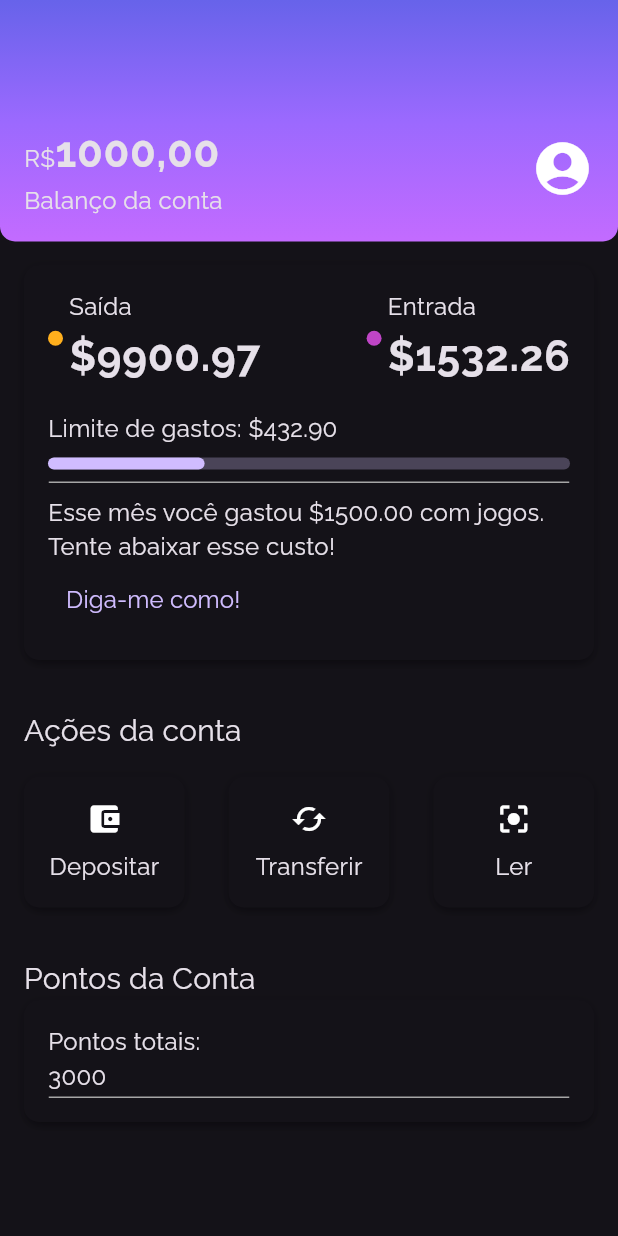
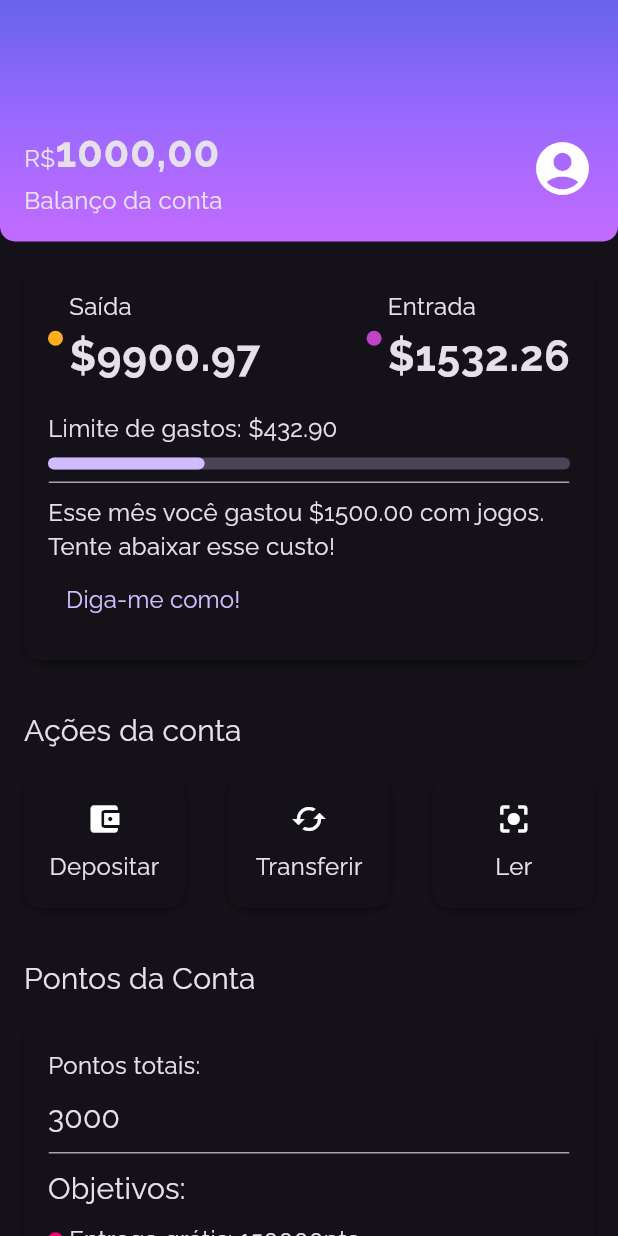
Before and after one commit to SamuelVitorCarvalho/alubank, a Flutter app: the screen it shows after launch, on a phone screen of 412 x 824 dp. Run offline on Flutter 3.47's test engine with Material 3 defaults, Android fonts, the phone set to English and light mode, and no system bars.

Commit message:
Ultima seção pronta!

```diff
--- a/lib/components/sections/account_points.dart
+++ b/lib/components/sections/account_points.dart
@@ -1,6 +1,9 @@
 import 'package:alubank/components/box_card.dart';
+import 'package:alubank/components/color_dot.dart';
 import 'package:alubank/components/content_division.dart';
 import 'package:flutter/material.dart';
+
+import '../../themes/theme_colors.dart';
 
 class AccountPoints extends StatelessWidget {
   const AccountPoints({super.key});
@@ -12,9 +15,12 @@ class AccountPoints extends StatelessWidget {
       child: Column(
         crossAxisAlignment: CrossAxisAlignment.start,
         children: [
-          Text(
-            'Pontos da Conta',
-            style: Theme.of(context).textTheme.titleMedium,
+          Padding(
+            padding: const EdgeInsets.only(bottom: 16.0),
+            child: Text(
+              'Pontos da Conta',
+              style: Theme.of(context).textTheme.titleMedium,
+            ),
           ),
           const BoxCard(boxContent: _AccountPointsContent())
         ],
@@ -31,11 +37,42 @@ class _AccountPointsContent extends StatelessWidget {
     return Column(
       crossAxisAlignment: CrossAxisAlignment.start,
       children: [
-        Text('Pontos totais:'),
-        Text('3000'),
+        const Padding(
+          padding: EdgeInsets.only(bottom: 8.0),
+          child: Text('Pontos totais:'),
+        ),
+        Text(
+          '3000',
+          style: Theme.of(context).textTheme.titleMedium,
+        ),
+        const Padding(
+          padding: EdgeInsets.only(top: 8, bottom: 8),
+          child: ContentDivision(),
+        ),
+        Text(
+          'Objetivos:',
+          style: Theme.of(context).textTheme.titleMedium,
+        ),
         Padding(
-          padding: const EdgeInsets.only(top: 2.0),
-          child: ContentDivision(),
+          padding: const EdgeInsets.only(top: 8.0, bottom: 8.0),
+          child: Row(
+            children: [
+              Padding(
+                padding: const EdgeInsets.only(right: 4.0),
+                child: ColorDot(color: ThemeColors.accountPoints['delivery']),
+              ),
+              const Text('Entrega grátis: 150000pts')
+            ],
+          ),
+        ),
+        Row(
+          children: [
+            Padding(
+              padding: const EdgeInsets.only(right: 4.0),
+              child: ColorDot(color: ThemeColors.accountPoints['streaming']),
+            ),
+            const Text('1 mês de streaming: 30000pts')
+          ],
         ),
       ],
     );
--- a/lib/screens/home.dart
+++ b/lib/screens/home.dart
@@ -9,8 +9,9 @@ class Home extends StatelessWidget {
 
   @override
   Widget build(BuildContext context) {
-    return Scaffold(
-        body: Column(
+    return const Scaffold(
+        body: SingleChildScrollView(
+          child: Column(
             children: <Widget>[
               Header(),
               RecentActivity(),
@@ -18,6 +19,7 @@ class Home extends StatelessWidget {
               AccountPoints(),
             ],
           ),
+        ),
       );
   }
 }
--- a/lib/themes/theme_colors.dart
+++ b/lib/themes/theme_colors.dart
@@ -15,4 +15,9 @@ class ThemeColors {
   };
 
   static const division = Color.fromRGBO(166, 166, 166, 1);
+
+  static const accountPoints = {
+    'delivery': Color.fromRGBO(250, 0, 112, 1.0),
+    'streaming': Color.fromRGBO(75, 89, 191, 1.0),
+  };
 }
```
Lines whose indentation alone changed are shown as unchanged.
